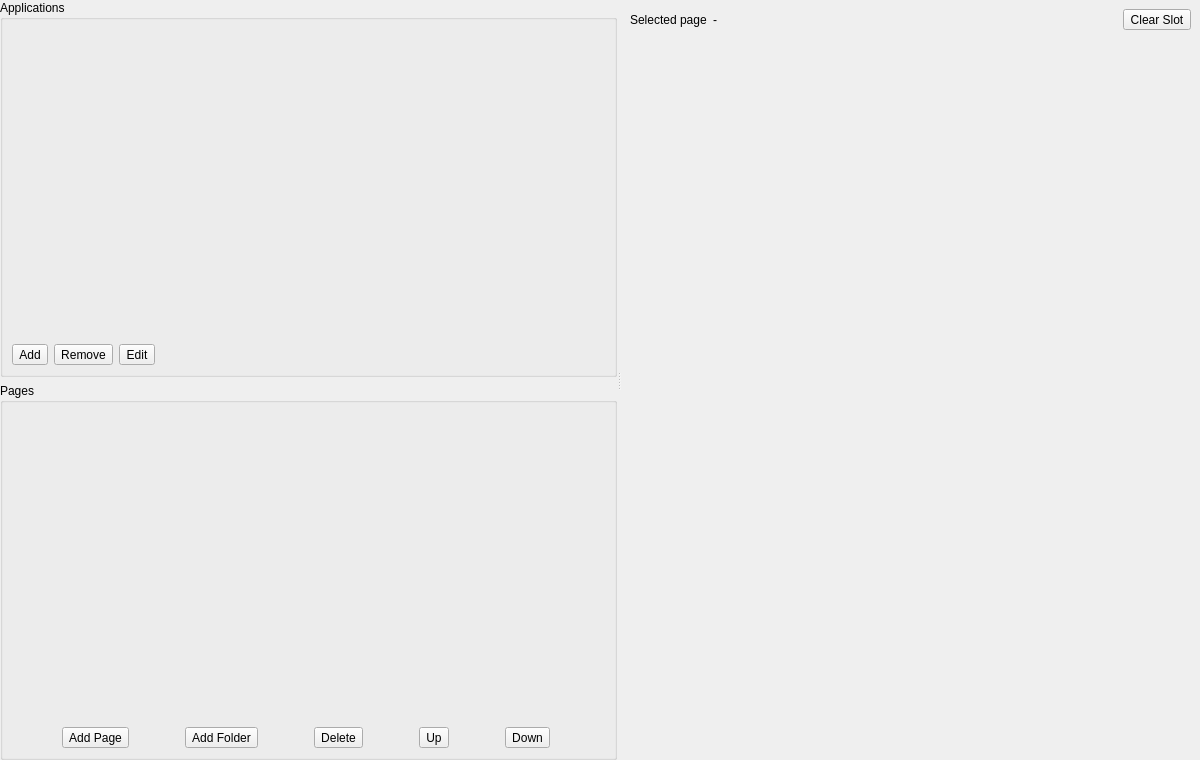
Before: the Qt Designer form ui/settings/Apps.ui in OpenFairWind/FairWindSK, drawn with Qt 5.
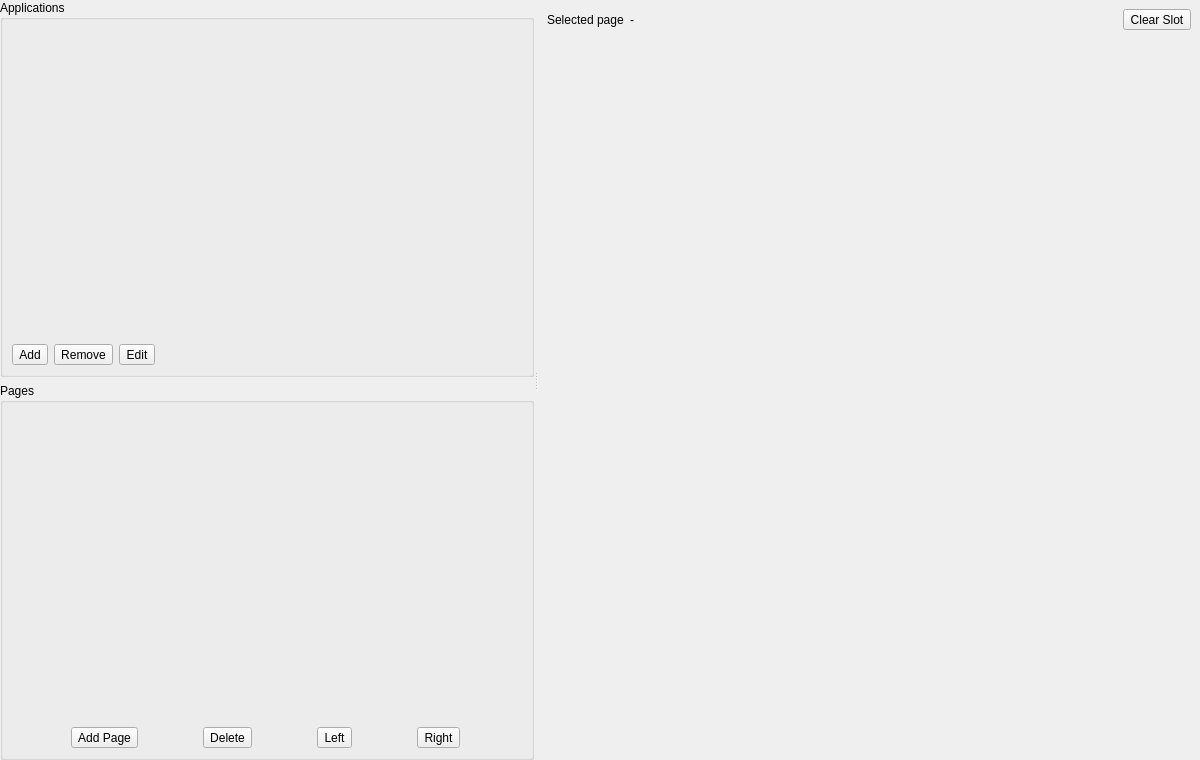
After: the same form once the commit is applied.

Commit message: Use left right controls for launcher page nesting

```diff
--- a/ui/settings/Apps.ui
+++ b/ui/settings/Apps.ui
@@ -101,13 +101,6 @@
               </property>
              </widget>
             </item>
-            <item>
-             <widget class="QToolButton" name="toolButton_AddFolder">
-              <property name="text">
-               <string>Add Folder</string>
-              </property>
-             </widget>
-            </item>
             <item>
              <widget class="QToolButton" name="toolButton_RemoveNode">
               <property name="text">
@@ -118,14 +111,14 @@
             <item>
              <widget class="QToolButton" name="toolButton_MoveNodeUp">
               <property name="text">
-               <string>Up</string>
+               <string>Left</string>
               </property>
              </widget>
             </item>
             <item>
              <widget class="QToolButton" name="toolButton_MoveNodeDown">
               <property name="text">
-               <string>Down</string>
+               <string>Right</string>
               </property>
              </widget>
             </item>
```
Left out of the diff: 4 changed lines with no effect on the pictures. The commit also changes 3 other files.
